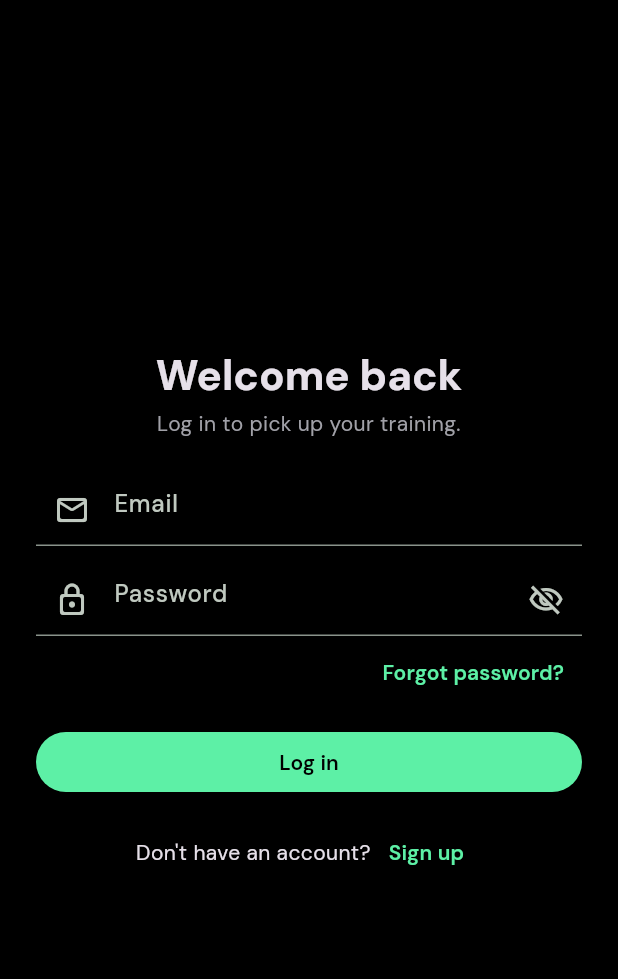
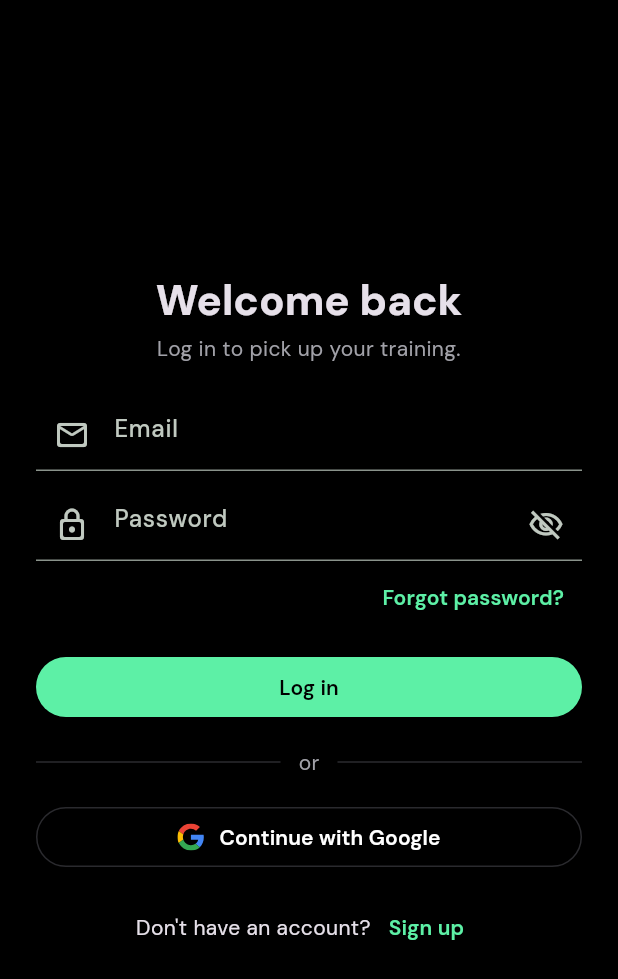
Before and after one commit to yash25hemnani/repwise, a Flutter app: the screen it shows after launch, on a phone screen of 412 x 824 dp. Shown: the top 979 px of the screen. Run offline on Flutter 3.47's test engine with Material 3 defaults, Android fonts, the phone set to English and light mode, and no system bars; our stand-ins replace cloud_firestore, firebase_auth, firebase_core, flutter_riverpod, flutter_svg, google_fonts and 1 more; accounts and stored records are empty.

Commit message:
feat: added continue with google on login and signup

```diff
--- a/lib/features/auth/screens/login_screen.dart
+++ b/lib/features/auth/screens/login_screen.dart
@@ -3,6 +3,8 @@ import 'package:flutter/material.dart';
 import 'package:repwise/core/theme/app_colors.dart';
 import 'package:repwise/features/auth/screens/signup_screen.dart';
 import 'package:repwise/features/auth/services/auth_service.dart';
+import 'package:repwise/features/auth/widgets/google_sign_in_button.dart';
+import 'package:repwise/features/auth/widgets/or_divider.dart';
 import 'package:repwise/features/auth/widgets/password_field.dart';
 
 class LoginScreen extends StatefulWidget {
@@ -153,6 +155,11 @@ class _LoginScreenState extends State<LoginScreen> {
                             )
                           : const Text('Log in'),
                     ),
+                    const SizedBox(height: 16),
+                    const OrDivider(),
+                    const SizedBox(height: 16),
+                    // AuthGate switches screens once signed in
+                    const GoogleSignInButton(),
                     const SizedBox(height: 12),
                     Row(
                       mainAxisAlignment: MainAxisAlignment.center,
--- a/lib/features/auth/services/auth_service.dart
+++ b/lib/features/auth/services/auth_service.dart
@@ -1,8 +1,14 @@
 import 'package:firebase_auth/firebase_auth.dart';
+import 'package:google_sign_in/google_sign_in.dart';
 import 'package:repwise/features/profile/repositories/user_repository.dart';
 
 class AuthService {
   final FirebaseAuth _auth = FirebaseAuth.instance;
+  final GoogleSignIn _google = GoogleSignIn.instance;
+
+  // initialize may only run once per app, and AuthService is created per screen
+  static Future<void>? _googleReady;
+  Future<void> _initGoogle() => _googleReady ??= _google.initialize();
 
   // Emits on every sign in and sign out
   Stream<User?> get authStateChanges => _auth.authStateChanges();
@@ -46,10 +52,38 @@ class AuthService {
     return credential.user;
   }
 
+  // Returns null if the account picker is closed. AuthGate creates the profile
+  Future<User?> signInWithGoogle() async {
+    await _initGoogle();
+
+    final GoogleSignInAccount account;
+    try {
+      account = await _google.authenticate();
+    } on GoogleSignInException catch (e) {
+      if (e.code == GoogleSignInExceptionCode.canceled) return null;
+      rethrow;
+    }
+
+    final credential = GoogleAuthProvider.credential(
+      idToken: account.authentication.idToken,
+    );
+    final result = await _auth.signInWithCredential(credential);
+    return result.user;
+  }
+
   Future<void> sendPasswordReset(String email) =>
       _auth.sendPasswordResetEmail(email: email);
 
-  Future<void> signOut() => _auth.signOut();
+  Future<void> signOut() async {
+    // Clears the picked Google account so the picker shows next time
+    try {
+      await _initGoogle();
+      await _google.signOut();
+    } on GoogleSignInException {
+      // Firebase sign-out below still logs the user out
+    }
+    await _auth.signOut();
+  }
 
   // Plain-language message for a Firebase auth error
   static String messageFor(FirebaseAuthException e) {
@@ -62,6 +96,8 @@ class AuthService {
         return "That email doesn't look right";
       case 'email-already-in-use':
         return 'An account with this email already exists. Log in or use Continue with Google';
+      case 'account-exists-with-different-credential':
+        return 'This email already has a password. Log in with your email and password';
       case 'weak-password':
         return 'Choose a stronger password';
       case 'too-many-requests':
@@ -72,4 +108,17 @@ class AuthService {
         return e.message ?? 'Something went wrong';
     }
   }
+
+  // Plain-language message for a Google sign-in error
+  static String googleMessageFor(GoogleSignInException e) {
+    switch (e.code) {
+      case GoogleSignInExceptionCode.uiUnavailable:
+        return "Google sign-in isn't available on this phone";
+      case GoogleSignInExceptionCode.clientConfigurationError:
+      case GoogleSignInExceptionCode.providerConfigurationError:
+        return "Google sign-in isn't set up right (${e.code.name})";
+      default:
+        return "Couldn't sign in with Google. Try again";
+    }
+  }
 }
--- /dev/null
+++ b/lib/features/auth/widgets/google_sign_in_button.dart
@@ -0,0 +1,72 @@
+import 'package:firebase_auth/firebase_auth.dart';
+import 'package:flutter/material.dart';
+import 'package:flutter_svg/flutter_svg.dart';
+import 'package:google_sign_in/google_sign_in.dart';
+import 'package:repwise/core/theme/app_colors.dart';
+import 'package:repwise/features/auth/services/auth_service.dart';
+
+// Continue with Google, shared by login and signup
+class GoogleSignInButton extends StatefulWidget {
+  const GoogleSignInButton({super.key, this.onSignedIn});
+
+  // Signup uses this to pop back to AuthGate
+  final VoidCallback? onSignedIn;
+
+  @override
+  State<GoogleSignInButton> createState() => _GoogleSignInButtonState();
+}
+
+class _GoogleSignInButtonState extends State<GoogleSignInButton> {
+  final _authService = AuthService();
+
+  bool _isLoading = false;
+
+  void _showMessage(String message) {
+    ScaffoldMessenger.of(context)
+      ..hideCurrentSnackBar()
+      ..showSnackBar(SnackBar(content: Text(message)));
+  }
+
+  Future<void> _signIn() async {
+    if (_isLoading) return;
+    FocusScope.of(context).unfocus();
+
+    setState(() => _isLoading = true);
+
+    try {
+      final user = await _authService.signInWithGoogle();
+      // Null means the picker was closed, so stay put
+      if (user != null && mounted) widget.onSignedIn?.call();
+    } on FirebaseAuthException catch (e) {
+      if (mounted) _showMessage(AuthService.messageFor(e));
+    } on GoogleSignInException catch (e) {
+      if (mounted) _showMessage(AuthService.googleMessageFor(e));
+    } finally {
+      if (mounted) setState(() => _isLoading = false);
+    }
+  }
+
+  @override
+  Widget build(BuildContext context) {
+    return OutlinedButton(
+      onPressed: _signIn,
+      style: OutlinedButton.styleFrom(
+        foregroundColor: AppColors.text,
+        side: const BorderSide(color: AppColors.border),
+      ),
+      child: _isLoading
+          ? const SizedBox.square(
+              dimension: 22,
+              child: CircularProgressIndicator(strokeWidth: 2.5),
+            )
+          : Row(
+              mainAxisSize: MainAxisSize.min,
+              children: [
+                SvgPicture.asset('assets/icons/google_g.svg', height: 18),
+                const SizedBox(width: 10),
+                const Text('Continue with Google'),
+              ],
+            ),
+    );
+  }
+}
--- /dev/null
+++ b/lib/features/auth/widgets/or_divider.dart
@@ -0,0 +1,26 @@
+import 'package:flutter/material.dart';
+import 'package:repwise/core/theme/app_colors.dart';
+
+// Splits the email form from Continue with Google
+class OrDivider extends StatelessWidget {
+  const OrDivider({super.key});
+
+  @override
+  Widget build(BuildContext context) {
+    return Row(
+      children: [
+        const Expanded(child: Divider(color: AppColors.border)),
+        Padding(
+          padding: const EdgeInsets.symmetric(horizontal: 12),
+          child: Text(
+            'or',
+            style: Theme.of(
+              context,
+            ).textTheme.bodyMedium?.copyWith(color: AppColors.textSecondary),
+          ),
+        ),
+        const Expanded(child: Divider(color: AppColors.border)),
+      ],
+    );
+  }
+}
--- a/pubspec.yaml
+++ b/pubspec.yaml
@@ -40,6 +40,7 @@ dependencies:
   cloud_firestore: ^7.1.0
   flutter_riverpod: 3.0.0
   flutter_svg: ^2.3.4
+  google_sign_in: ^7.2.0
 
 dev_dependencies:
   flutter_test:
```
Also changed, not shown: lib/features/auth/screens/signup_screen.dart (+8 -0 lines), assets/icons/google_g.svg (added), pubspec.lock.
